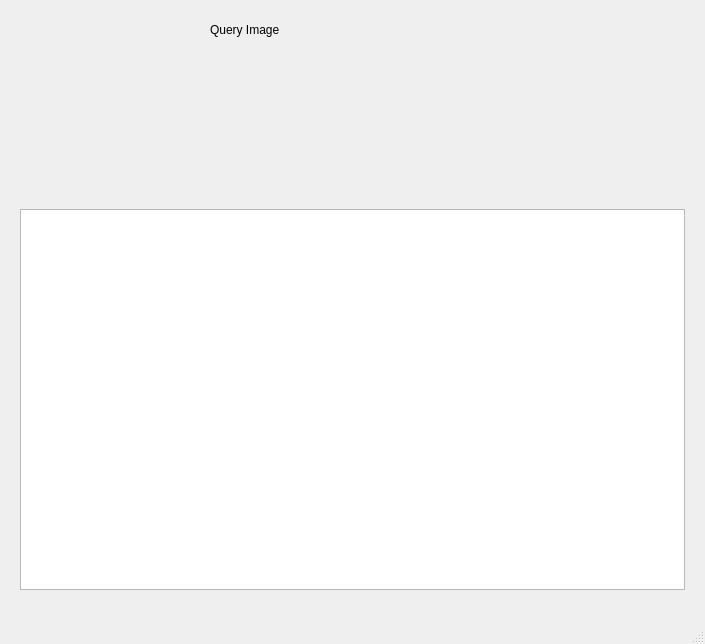
kczarnota/similar_images_search_engine, file src/imageswindow.ui: the form before one commit.
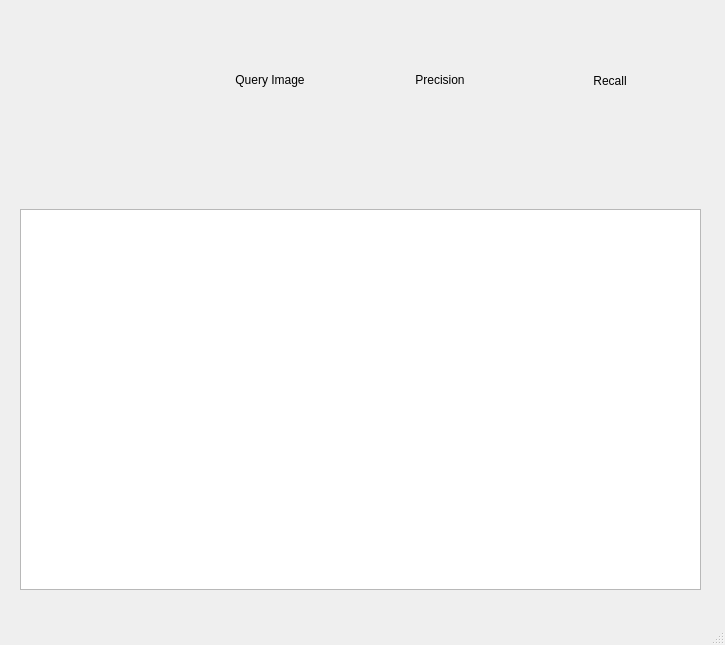
The form after the commit.

Patch:
```diff
--- a/src/imageswindow.ui
+++ b/src/imageswindow.ui
@@ -6,10 +6,22 @@
    <rect>
     <x>0</x>
     <y>0</y>
-    <width>705</width>
-    <height>644</height>
+    <width>725</width>
+    <height>645</height>
    </rect>
   </property>
+  <property name="minimumSize">
+   <size>
+    <width>725</width>
+    <height>645</height>
+   </size>
+  </property>
+  <property name="maximumSize">
+   <size>
+    <width>725</width>
+    <height>645</height>
+   </size>
+  </property>
   <property name="windowTitle">
    <string>MainWindow</string>
   </property>
@@ -19,7 +31,7 @@
      <rect>
       <x>20</x>
       <y>209</y>
-      <width>665</width>
+      <width>681</width>
       <height>381</height>
      </rect>
     </property>
@@ -41,7 +53,7 @@
     <property name="geometry">
      <rect>
       <x>210</x>
-      <y>20</y>
+      <y>70</y>
       <width>120</width>
       <height>20</height>
      </rect>
@@ -49,18 +61,88 @@
     <property name="text">
      <string>Query Image</string>
     </property>
+    <property name="alignment">
+     <set>Qt::AlignCenter</set>
+    </property>
    </widget>
    <widget class="QLabel" name="queryImageName">
     <property name="geometry">
      <rect>
       <x>210</x>
-      <y>60</y>
+      <y>110</y>
       <width>120</width>
       <height>20</height>
      </rect>
     </property>
     <property name="text">
      <string/>
+    </property>
+    <property name="alignment">
+     <set>Qt::AlignCenter</set>
+    </property>
+   </widget>
+   <widget class="QLabel" name="precisionLabel">
+    <property name="geometry">
+     <rect>
+      <x>380</x>
+      <y>70</y>
+      <width>120</width>
+      <height>20</height>
+     </rect>
+    </property>
+    <property name="text">
+     <string>Precision</string>
+    </property>
+    <property name="alignment">
+     <set>Qt::AlignCenter</set>
+    </property>
+   </widget>
+   <widget class="QLabel" name="recallLabel">
+    <property name="geometry">
+     <rect>
+      <x>550</x>
+      <y>70</y>
+      <width>120</width>
+      <height>21</height>
+     </rect>
+    </property>
+    <property name="text">
+     <string>Recall</string>
+    </property>
+    <property name="alignment">
+     <set>Qt::AlignCenter</set>
+    </property>
+   </widget>
+   <widget class="QLabel" name="precisionText">
+    <property name="geometry">
+     <rect>
+      <x>380</x>
+      <y>110</y>
+      <width>120</width>
+      <height>20</height>
+     </rect>
+    </property>
+    <property name="text">
+     <string/>
+    </property>
+    <property name="alignment">
+     <set>Qt::AlignCenter</set>
+    </property>
+   </widget>
+   <widget class="QLabel" name="recallText">
+    <property name="geometry">
+     <rect>
+      <x>550</x>
+      <y>110</y>
+      <width>120</width>
+      <height>20</height>
+     </rect>
+    </property>
+    <property name="text">
+     <string/>
+    </property>
+    <property name="alignment">
+     <set>Qt::AlignCenter</set>
     </property>
    </widget>
   </widget>
```
Left out of the diff: 2 changed lines with no effect on the pictures.
